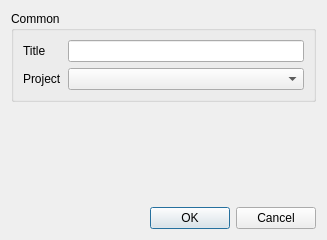
Before: the Qt Designer form src/dialogs/createtaskdlg.ui in campbellmbrown/task-app, drawn with Qt 5.
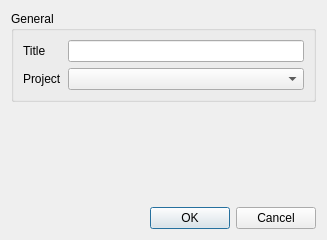
After: the same form once the commit is applied.

Patch:
```diff
--- a/src/dialogs/createtaskdlg.ui
+++ b/src/dialogs/createtaskdlg.ui
@@ -17,7 +17,7 @@
    <item>
     <widget class="QGroupBox" name="commonGroupBox">
      <property name="title">
-      <string>Common</string>
+      <string>General</string>
      </property>
      <layout class="QFormLayout" name="commonFormLayout">
       <item row="0" column="0">
```
Left out of the diff: 4 changed lines with no effect on the pictures.
